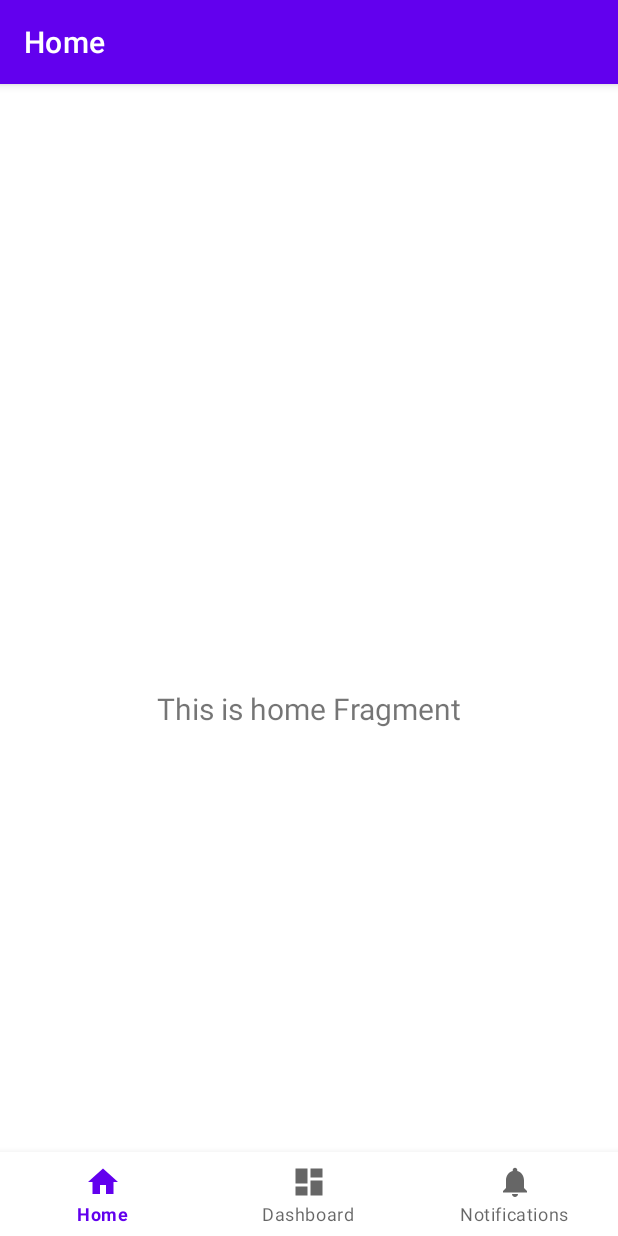
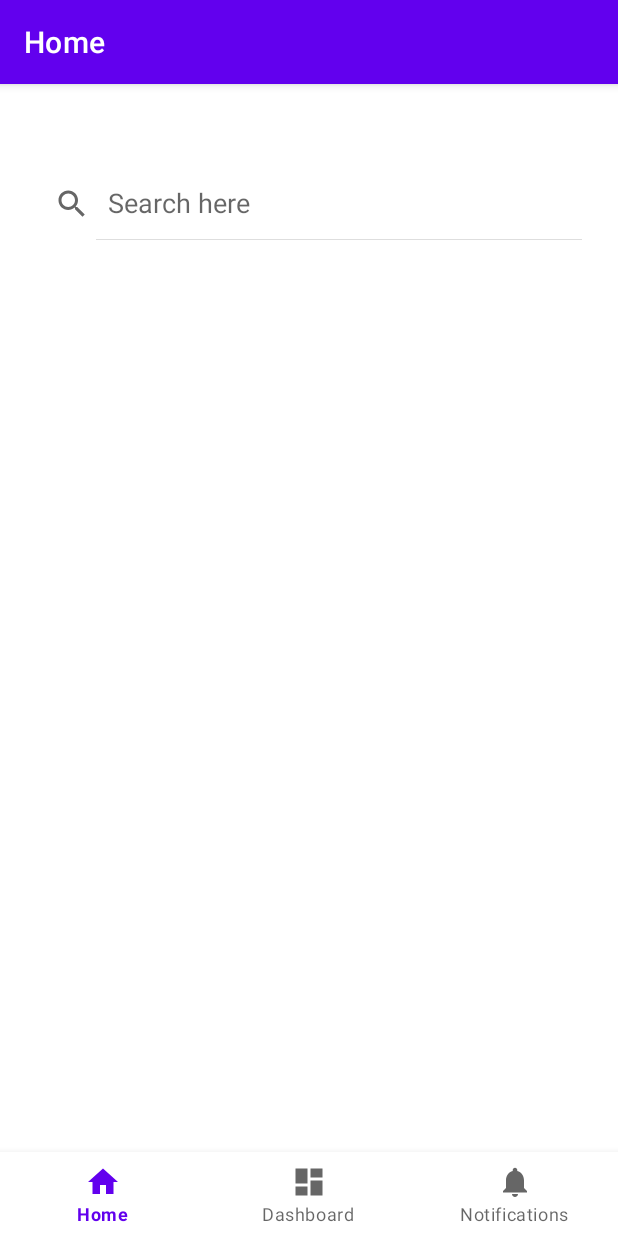
Before and after one commit to srihari-naidu-17/reunite-app, an Android app: the screen it shows after launch (MainActivity), on a phone screen of 412 x 824 dp. Run offline under Robolectric (Android 15) with nearby library versions, the phone set to English and light mode, and no system bars; our stand-ins replace navigation-ui.

Commit message:
Added Dashboard, Home, Notifications, Search

```diff
--- a/app/build.gradle.kts
+++ b/app/build.gradle.kts
@@ -39,7 +39,6 @@ android {
 }
 
 dependencies {
-
     implementation(libs.androidx.core.ktx)
     implementation(libs.androidx.appcompat)
     implementation(libs.material)
--- a/app/src/main/java/com/example/reuniteapp/ui/home/HomeFragment.kt
+++ b/app/src/main/java/com/example/reuniteapp/ui/home/HomeFragment.kt
@@ -4,35 +4,66 @@ import android.os.Bundle
 import android.view.LayoutInflater
 import android.view.View
 import android.view.ViewGroup
-import android.widget.TextView
+import android.widget.SearchView
 import androidx.fragment.app.Fragment
 import androidx.lifecycle.ViewModelProvider
+import androidx.recyclerview.widget.LinearLayoutManager
+import androidx.recyclerview.widget.RecyclerView
 import com.example.reuniteapp.databinding.FragmentHomeBinding
 
 class HomeFragment : Fragment() {
 
     private var _binding: FragmentHomeBinding? = null
-
-    // This property is only valid between onCreateView and
-    // onDestroyView.
     private val binding get() = _binding!!
+    private lateinit var searchAdapter: SearchAdapter
+    private lateinit var homeViewModel: HomeViewModel
 
     override fun onCreateView(
         inflater: LayoutInflater,
         container: ViewGroup?,
         savedInstanceState: Bundle?
     ): View {
-        val homeViewModel =
-            ViewModelProvider(this).get(HomeViewModel::class.java)
+        homeViewModel = ViewModelProvider(this).get(HomeViewModel::class.java)
 
         _binding = FragmentHomeBinding.inflate(inflater, container, false)
         val root: View = binding.root
 
-        val textView: TextView = binding.textHome
-        homeViewModel.text.observe(viewLifecycleOwner) {
-            textView.text = it
+        searchAdapter = SearchAdapter(listOf())
+        binding.searchResults.apply {
+            layoutManager = LinearLayoutManager(context)
+            adapter = searchAdapter
         }
+
+        binding.searchBox.setOnQueryTextListener(object : SearchView.OnQueryTextListener {
+            override fun onQueryTextSubmit(query: String?): Boolean {
+                query?.let {
+                    performSearch(it)
+                }
+                return false
+            }
+
+            override fun onQueryTextChange(newText: String?): Boolean {
+                newText?.let {
+                    performSearch(it)
+                }
+                return false
+            }
+        })
+
         return root
+    }
+
+    private fun performSearch(query: String) {
+        // Perform your search logic here, update the adapter with results
+        val results = searchItems(query)
+        searchAdapter.updateResults(results)
+    }
+
+    private fun searchItems(query: String): List<String> {
+        // Dummy search logic, replace with actual search logic
+        return listOf("Result 1", "Result 2", "Result 3").filter {
+            it.contains(query, ignoreCase = true)
+        }
     }
 
     override fun onDestroyView() {
--- a/app/src/main/res/layout/fragment_home.xml
+++ b/app/src/main/res/layout/fragment_home.xml
@@ -6,17 +6,31 @@
     android:layout_height="match_parent"
     tools:context=".ui.home.HomeFragment">
 
-    <TextView
-        android:id="@+id/text_home"
-        android:layout_width="match_parent"
+    <SearchView
+        android:id="@+id/searchBox"
+        android:layout_width="0dp"
         android:layout_height="wrap_content"
-        android:layout_marginStart="8dp"
+        android:layout_marginStart="16dp"
+        android:layout_marginEnd="16dp"
+        app:layout_constraintTop_toTopOf="parent"
+        app:layout_constraintStart_toStartOf="parent"
+        app:layout_constraintEnd_toEndOf="parent"
+        app:layout_constraintBottom_toTopOf="@id/searchResults"
+        app:layout_constraintVertical_bias="0.0"
+        android:iconifiedByDefault="false"
+        android:queryHint="Search here" />
+
+    <androidx.recyclerview.widget.RecyclerView
+        android:id="@+id/searchResults"
+        android:layout_width="0dp"
+        android:layout_height="0dp"
+        android:layout_marginStart="16dp"
+        android:layout_marginEnd="16dp"
         android:layout_marginTop="8dp"
-        android:layout_marginEnd="8dp"
-        android:textAlignment="center"
-        android:textSize="20sp"
-        app:layout_constraintBottom_toBottomOf="parent"
+        android:layout_marginBottom="8dp"
+        app:layout_constraintTop_toBottomOf="@id/searchBox"
+        app:layout_constraintStart_toStartOf="parent"
         app:layout_constraintEnd_toEndOf="parent"
-        app:layout_constraintStart_toStartOf="parent"
-        app:layout_constraintTop_toTopOf="parent" />
+        app:layout_constraintBottom_toBottomOf="parent" />
+
 </androidx.constraintlayout.widget.ConstraintLayout>
--- a/gradle/libs.versions.toml
+++ b/gradle/libs.versions.toml
@@ -12,6 +12,7 @@ lifecycleLivedataKtx = "2.6.1"
 lifecycleViewmodelKtx = "2.6.1"
 navigationFragmentKtx = "2.7.7"
 navigationUiKtx = "2.7.7"
+recyclerview = "1.3.2"
 
 [libraries]
 androidx-core-ktx = { group = "androidx.core", name = "core-ktx", version.ref = "coreKtx" }
@@ -25,6 +26,7 @@ androidx-lifecycle-livedata-ktx = { group = "androidx.lifecycle", name = "lifecy
 androidx-lifecycle-viewmodel-ktx = { group = "androidx.lifecycle", name = "lifecycle-viewmodel-ktx", version.ref = "lifecycleViewmodelKtx" }
 androidx-navigation-fragment-ktx = { group = "androidx.navigation", name = "navigation-fragment-ktx", version.ref = "navigationFragmentKtx" }
 androidx-navigation-ui-ktx = { group = "androidx.navigation", name = "navigation-ui-ktx", version.ref = "navigationUiKtx" }
+androidx-recyclerview = { group = "androidx.recyclerview", name = "recyclerview", version.ref = "recyclerview" }
 
 [plugins]
 android-application = { id = "com.android.application", version.ref = "agp" }
```
Also changed, not shown: app/src/main/java/com/example/reuniteapp/ui/home/SearchAdapter.kt (added, +31 -0 lines), app/src/main/res/layout/search_result_item.xml (added, +13 -0 lines), 1 other file.
